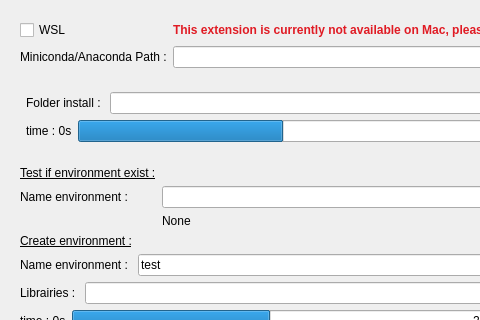
Above: CondaSetUp/Resources/UI/CondaSetUp.ui from DCBIA-OrthoLab/SlicerConda before the change; both pictures show x 0 to 480 and y 0 to 320 of the 1039 by 750 pixel window. Below: the same form after it.
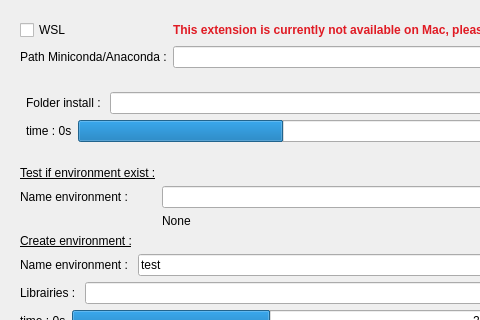
That is the form after the change. Custom widgets are drawn as their Qt base class.

Commit message: STYLE : add tooltip

```diff
--- a/CondaSetUp/Resources/UI/CondaSetUp.ui
+++ b/CondaSetUp/Resources/UI/CondaSetUp.ui
@@ -20,7 +20,7 @@
       <item row="3" column="0">
        <widget class="QLabel" name="label_1">
         <property name="text">
-         <string>Miniconda/Anaconda Path :</string>
+         <string>&lt;html&gt;&lt;head/&gt;&lt;body&gt;&lt;p&gt;Path Miniconda/Anaconda :&lt;/p&gt;&lt;/body&gt;&lt;/html&gt;</string>
         </property>
        </widget>
       </item>
```
Left out of the diff: 55 changed lines with no effect on the pictures.
